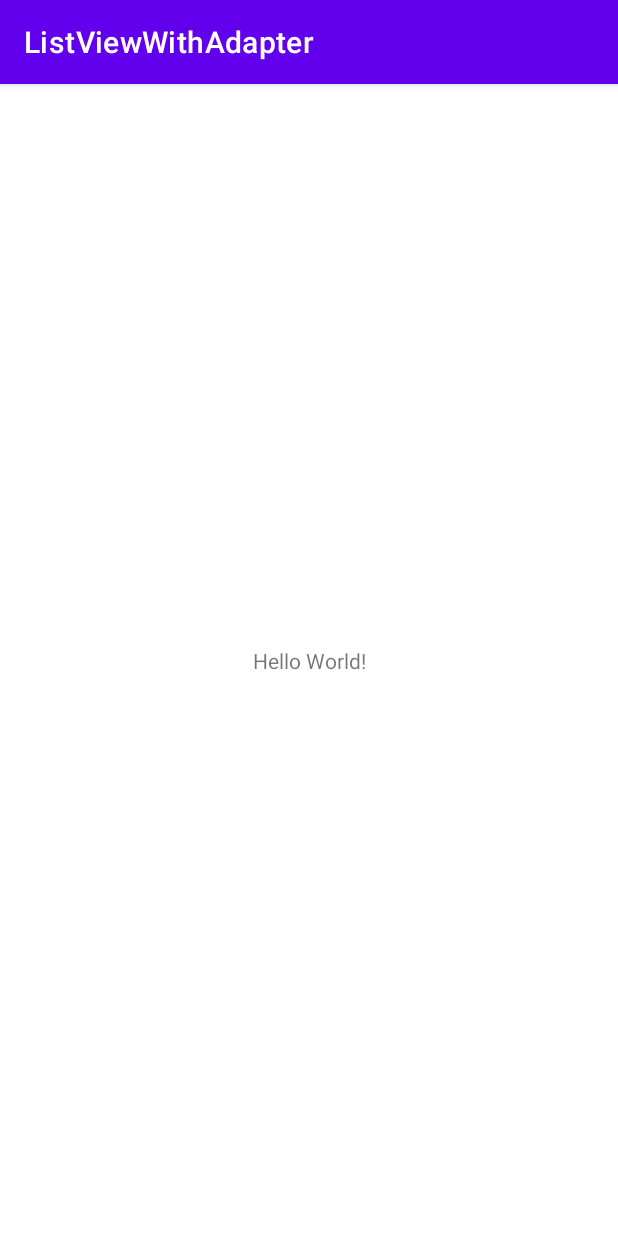
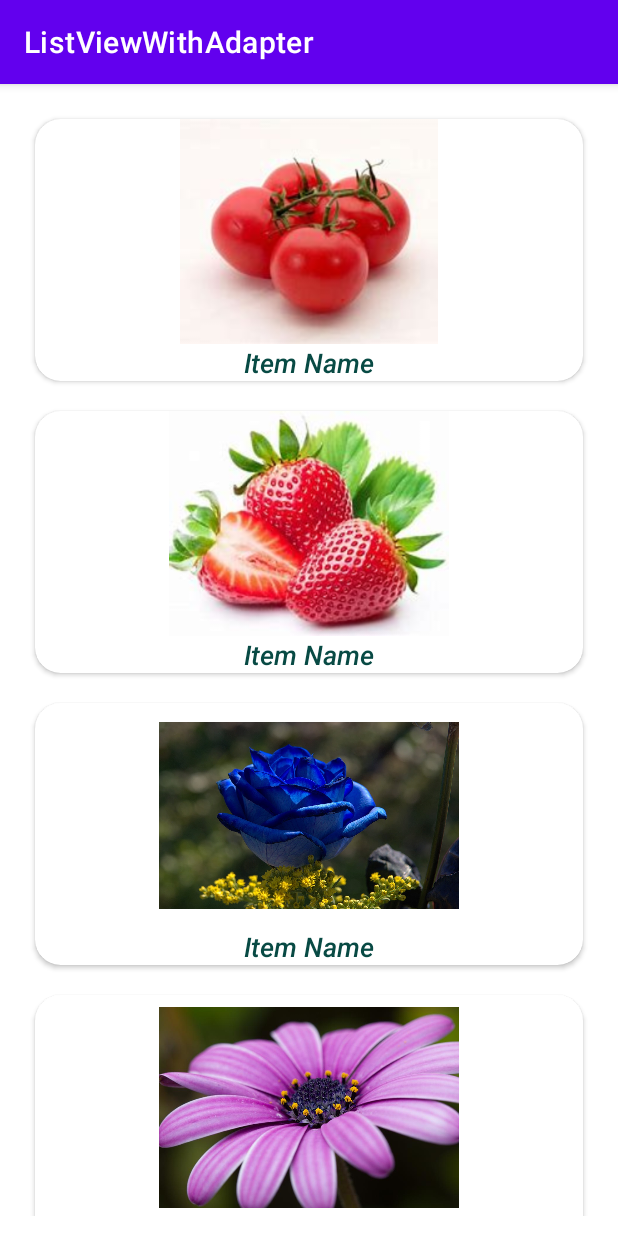
Before and after one commit to MD-ANAMUL/ListViewWithAdapter, an Android app: the screen it shows after launch (MainActivity), on a phone screen of 412 x 824 dp. Run offline under Robolectric (Android 15) with nearby library versions, the phone set to English and light mode, and no system bars.

Commit message:
Image and Adapter File

```diff
--- /dev/null
+++ b/app/src/main/java/com/example/listviewwithadapter/AdapterForListView.java
@@ -0,0 +1,58 @@
+package com.example.listviewwithadapter;
+
+import android.content.Context;
+import android.view.LayoutInflater;
+import android.view.View;
+import android.view.ViewGroup;
+import android.widget.BaseAdapter;
+import android.widget.ImageView;
+import android.widget.TextView;
+
+public class AdapterForListView extends BaseAdapter {
+
+    Context contextAd;
+    int[] items_images;
+    String[] items_list;
+
+    public AdapterForListView(Context contextAd, int[] items_images, String[] items_list) {
+        this.contextAd = contextAd;
+        this.items_images = items_images;
+        this.items_list = items_list;
+    }
+
+
+    public AdapterForListView() {
+//        empty constructor
+    }
+
+    @Override
+    public int getCount() {
+        return items_list.length;
+    }
+
+    @Override
+    public Object getItem(int i) {
+        return null;
+    }
+
+    @Override
+    public long getItemId(int i) {
+        return 0;
+    }
+
+    @Override
+    public View getView(int i, View convertView, ViewGroup viewGroup) {
+        if (convertView == null) {
+            LayoutInflater layoutInflater = (LayoutInflater) contextAd.getSystemService(Context.LAYOUT_INFLATER_SERVICE);
+            convertView = layoutInflater.inflate(R.layout.list_items_sample_designe, viewGroup, false);
+
+        }
+
+        ImageView itemImageView = convertView.findViewById(R.id.sample_image_view);
+        itemImageView.setImageResource(items_images[i]);
+        TextView itemTextView = convertView.findViewById(R.id.sample_txt_view);
+        itemTextView.setText(items_list[i]);
+
+        return convertView;
+    }
+}
--- a/app/src/main/java/com/example/listviewwithadapter/MainActivity.java
+++ b/app/src/main/java/com/example/listviewwithadapter/MainActivity.java
@@ -1,14 +1,39 @@
 package com.example.listviewwithadapter;
+
+import android.os.Bundle;
+import android.widget.ListView;
 
 import androidx.appcompat.app.AppCompatActivity;
 
-import android.os.Bundle;
+public class MainActivity extends AppCompatActivity {
 
-public class MainActivity extends AppCompatActivity {
+    ListView listView;
 
     @Override
     protected void onCreate(Bundle savedInstanceState) {
         super.onCreate(savedInstanceState);
         setContentView(R.layout.activity_main);
+
+        int[] itm_images = {
+                R.drawable.fg, R.drawable.fimg,
+                R.drawable.fgimg, R.drawable.img,
+                R.drawable.img4,
+                R.drawable.img5,
+
+        };
+
+        String[] itmName = {
+                "Item Name", "Item Name",
+                "Item Name", "Item Name",
+                "Item Name", "Item Name",
+        };
+
+
+        listView = findViewById(R.id.list_item_viewS);
+        AdapterForListView adapterForListView = new AdapterForListView(MainActivity.this, itm_images, itmName);
+        listView.setAdapter(adapterForListView);
+        listView.setDivider(null);
+
+
     }
 }
--- a/app/src/main/res/layout/activity_main.xml
+++ b/app/src/main/res/layout/activity_main.xml
@@ -1,18 +1,17 @@
 <?xml version="1.0" encoding="utf-8"?>
-<androidx.constraintlayout.widget.ConstraintLayout xmlns:android="http://schemas.android.com/apk/res/android"
-    xmlns:app="http://schemas.android.com/apk/res-auto"
+<LinearLayout xmlns:android="http://schemas.android.com/apk/res/android"
     xmlns:tools="http://schemas.android.com/tools"
     android:layout_width="match_parent"
     android:layout_height="match_parent"
     tools:context=".MainActivity">
 
-    <TextView
-        android:layout_width="wrap_content"
-        android:layout_height="wrap_content"
-        android:text="Hello World!"
-        app:layout_constraintBottom_toBottomOf="parent"
-        app:layout_constraintEnd_toEndOf="parent"
-        app:layout_constraintStart_toStartOf="parent"
-        app:layout_constraintTop_toTopOf="parent" />
+    <ListView
+        android:id="@+id/list_item_viewS"
+        android:layout_width="match_parent"
+        android:layout_height="match_parent"
+        android:layout_margin="5dp"
+        android:listSelector="@color/teal_200"
+        android:padding="8dp" />
 
-</androidx.constraintlayout.widget.ConstraintLayout>
+
+</LinearLayout>
--- /dev/null
+++ b/app/src/main/res/layout/list_items_sample_designe.xml
@@ -0,0 +1,47 @@
+<?xml version="1.0" encoding="utf-8"?>
+<RelativeLayout xmlns:android="http://schemas.android.com/apk/res/android"
+    xmlns:app="http://schemas.android.com/apk/res-auto"
+    xmlns:tools="http://schemas.android.com/tools"
+    android:layout_width="match_parent"
+    android:layout_height="match_parent">
+
+    <androidx.cardview.widget.CardView
+        android:layout_width="match_parent"
+        android:layout_height="wrap_content"
+        android:layout_margin="10dp"
+        android:padding="13dp"
+        app:cardCornerRadius="17dp">
+
+        <LinearLayout
+            android:layout_width="match_parent"
+            android:layout_height="match_parent"
+            android:layout_gravity="center"
+            android:orientation="vertical"
+            tools:ignore="UseCompoundDrawables">
+
+
+            <ImageView
+                android:id="@+id/sample_image_view"
+                android:layout_width="200dp"
+                android:layout_height="150dp"
+                android:layout_gravity="center"
+                tools:ignore="ContentDescription" />
+
+            <TextView
+                android:id="@+id/sample_txt_view"
+                android:layout_width="match_parent"
+                android:layout_height="wrap_content"
+                android:fontFamily="sans-serif-light"
+                android:textAlignment="center"
+                android:textColor="#084A44"
+                android:textSize="18sp"
+                android:textStyle="bold|italic" />
+
+
+        </LinearLayout>
+
+
+    </androidx.cardview.widget.CardView>
+
+
+</RelativeLayout>
```
Also changed, not shown: app/src/main/res/drawable/fg.png (added), app/src/main/res/drawable/fgimg.png (added), app/src/main/res/drawable/fimg.png (added), app/src/main/res/drawable/image.png (added), app/src/main/res/drawable/img.jpg (added), app/src/main/res/drawable/img4.png (added), app/src/main/res/drawable/img5.png (added).
